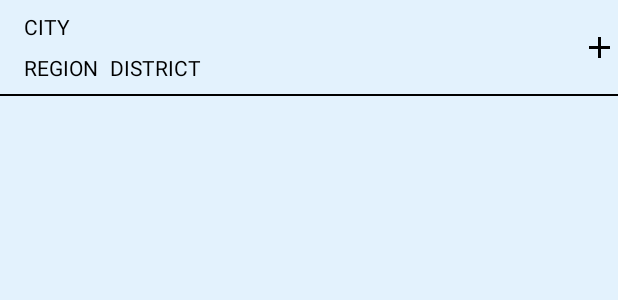
After one commit to PeteTheMagician/Pogoda-Meteo, an Android app: the layout view_city_list_entry.xml on its own in the app's theme, with its tools: preview values and no code run, on a phone screen of 412 x 824 dp. The commit adds this screen. Shown: the top 300 px of the screen. Run offline under Robolectric (Android 15) with nearby library versions, the phone set to English and light mode, and no system bars.

Commit message:
Prepared recyclerView adapter

```diff
--- a/app/src/main/res/layout/fragment_search.xml
+++ b/app/src/main/res/layout/fragment_search.xml
@@ -10,6 +10,7 @@
         android:textColor="@color/black" />
 
     <android.support.v7.widget.RecyclerView
+        android:id="@+id/cities_list_from_db"
         android:layout_width="match_parent"
         android:layout_height="wrap_content"
         android:layout_below="@+id/edit_text_search"/>
--- /dev/null
+++ b/app/src/main/res/layout/view_city_list_entry.xml
@@ -0,0 +1,55 @@
+<?xml version="1.0" encoding="utf-8"?>
+<RelativeLayout
+    xmlns:android="http://schemas.android.com/apk/res/android"
+    xmlns:tools="http://schemas.android.com/tools"
+    android:layout_width="match_parent"
+    android:layout_height="wrap_content">
+
+    <TextView
+        android:id="@+id/city_name"
+        android:layout_width="match_parent"
+        android:layout_height="wrap_content"
+        android:layout_marginTop="@dimen/element_vertical_margin"
+        android:layout_marginLeft="@dimen/element_horizontal_margin"
+        android:layout_marginRight="@dimen/element_horizontal_small_margin"
+        android:layout_alignParentTop="true"
+        android:layout_alignParentleft="true"
+        tools:text="CITY"/>
+
+    <TextView
+        android:id="@+id/city_region"
+        android:layout_width="wrap_content"
+        android:layout_height="wrap_content"
+        android:layout_marginTop="@dimen/element_vertical_margin"
+        android:layout_marginLeft="@dimen/element_horizontal_margin"
+        android:layout_marginRight="@dimen/element_horizontal_small_margin"
+        android:layout_below="@+id/city_name"
+        android:layout_alignParentleft="true"
+        tools:text="REGION"/>
+
+    <TextView
+        android:id="@+id/city_district"
+        android:layout_width="wrap_content"
+        android:layout_height="wrap_content"
+        android:layout_marginTop="@dimen/element_vertical_margin"
+        android:layout_marginRight="@dimen/element_horizontal_small_margin"
+        android:layout_below="@id/city_name"
+        android:layout_toRightOf="@id/city_region"
+        tools:text="DISTRICT"/>
+
+    <ImageView
+        android:id="@+id/city_favourite"
+        android:layout_width="wrap_content"
+        android:layout_height="wrap_content"
+        android:layout_alignParentRight="true"
+        android:layout_centerVertical="true"
+        tools:src="@drawable/ic_add_black_24dp"/>
+
+    <ImageView
+        android:layout_width="match_parent"
+        android:layout_height="1dp"
+        android:layout_marginTop="@dimen/element_vertical_margin"
+        android:layout_below="@id/city_region"
+        android:background="@color/black"/>
+
+</RelativeLayout>
--- a/app/src/main/res/values/dimens.xml
+++ b/app/src/main/res/values/dimens.xml
@@ -7,4 +7,8 @@
     <dimen name="navigation_drawer_end_margin_phones">56dp</dimen>
     <dimen name="navigation_drawer_separator">8dp</dimen>
     <dimen name="navigation_drawer_icon_size">40dp</dimen>
+
+    <dimen name="element_horizontal_margin">16dp</dimen>
+    <dimen name="element_horizontal_small_margin">8dp</dimen>
+    <dimen name="element_vertical_margin">8dp</dimen>
 </resources>
--- a/app/src/main/res/values/styles.xml
+++ b/app/src/main/res/values/styles.xml
@@ -5,10 +5,11 @@
         <!-- Customize your theme here. -->
         <item name="colorPrimary">@color/blue</item>
         <item name="colorPrimaryDark">@color/darkblue</item>
-        <item name="colorBackground">@color/lightblue</item>
-        <item name="textColorPrimary">@color/white</item>
-        <item name="textColor">@color/black</item>
         <item name="colorAccent">@color/darkgreen</item>
+
+        <item name="android:colorBackground">@color/lightblue</item>
+        <item name="android:textColorPrimary">@color/white</item>
+        <item name="android:textColor">@color/black</item>
     </style>
 
 </resources>
```
Also changed, not shown: app/src/main/java/pl/dawidfiruzek/pogodameteo/adapters/CustomRecyclerViewAdapter.java (added, +59 -0 lines), app/src/main/java/pl/dawidfiruzek/pogodameteo/interfaces/RecyclerViewEventHandler.java (added, +10 -0 lines), app/src/main/java/pl/dawidfiruzek/pogodameteo/views/CityListEntryView.java (added, +59 -0 lines), 2 other files.
